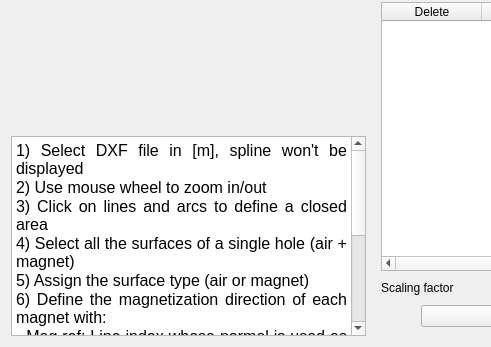
Above: pyleecan/GUI/Dxf/DXF_Hole.ui from Eomys/pyleecan before the change; both pictures show x 0 to 491 and y 137 to 484 of the 783 by 484 pixel window. Below: the same form after it.
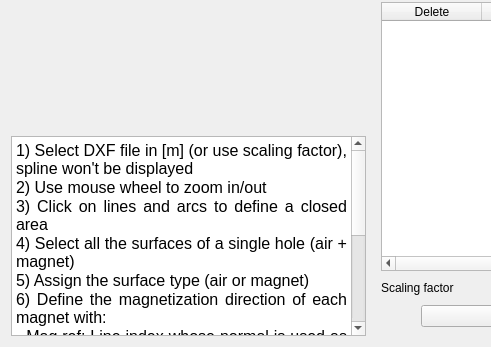
That is the form after the change. Icons and pictures are not drawn. Custom widgets are drawn as their Qt base class.

Commit message: [NF] plot lamination

```diff
--- a/pyleecan/GUI/Dxf/DXF_Hole.ui
+++ b/pyleecan/GUI/Dxf/DXF_Hole.ui
@@ -90,18 +90,18 @@
 &lt;html&gt;&lt;head&gt;&lt;meta name=&quot;qrichtext&quot; content=&quot;1&quot; /&gt;&lt;style type=&quot;text/css&quot;&gt;
 p, li { white-space: pre-wrap; }
 &lt;/style&gt;&lt;/head&gt;&lt;body style=&quot; font-family:'MS Shell Dlg 2'; font-size:7.8pt; font-weight:400; font-style:normal;&quot;&gt;
-&lt;p align=&quot;justify&quot; style=&quot; margin-top:0px; margin-bottom:0px; margin-left:0px; margin-right:0px; -qt-block-indent:0; text-indent:0px;&quot;&gt;&lt;span style=&quot; font-family:'MS Shell Dlg 2'; font-size:12pt;&quot;&gt;1) Select DXF file in [m], spline won't be displayed&lt;/span&gt;&lt;/p&gt;
-&lt;p align=&quot;justify&quot; style=&quot; margin-top:0px; margin-bottom:0px; margin-left:0px; margin-right:0px; -qt-block-indent:0; text-indent:0px;&quot;&gt;&lt;span style=&quot; font-family:'MS Shell Dlg 2'; font-size:12pt;&quot;&gt;2) Use mouse wheel to zoom in/out&lt;/span&gt;&lt;/p&gt;
-&lt;p align=&quot;justify&quot; style=&quot; margin-top:0px; margin-bottom:0px; margin-left:0px; margin-right:0px; -qt-block-indent:0; text-indent:0px;&quot;&gt;&lt;span style=&quot; font-family:'MS Shell Dlg 2'; font-size:12pt;&quot;&gt;3) Click on lines and arcs to define a closed area&lt;/span&gt;&lt;/p&gt;
-&lt;p align=&quot;justify&quot; style=&quot; margin-top:0px; margin-bottom:0px; margin-left:0px; margin-right:0px; -qt-block-indent:0; text-indent:0px;&quot;&gt;&lt;span style=&quot; font-family:'MS Shell Dlg 2'; font-size:12pt;&quot;&gt;4) Select all the surfaces of a single hole (air + magnet)&lt;/span&gt;&lt;/p&gt;
-&lt;p align=&quot;justify&quot; style=&quot; margin-top:0px; margin-bottom:0px; margin-left:0px; margin-right:0px; -qt-block-indent:0; text-indent:0px;&quot;&gt;&lt;span style=&quot; font-family:'MS Shell Dlg 2'; font-size:12pt;&quot;&gt;5) Assign the surface type (air or magnet)&lt;/span&gt;&lt;/p&gt;
-&lt;p align=&quot;justify&quot; style=&quot; margin-top:0px; margin-bottom:0px; margin-left:0px; margin-right:0px; -qt-block-indent:0; text-indent:0px;&quot;&gt;&lt;span style=&quot; font-family:'MS Shell Dlg 2'; font-size:12pt;&quot;&gt;6) Define the magnetization direction of each magnet with:&lt;/span&gt;&lt;/p&gt;
-&lt;p align=&quot;justify&quot; style=&quot; margin-top:0px; margin-bottom:0px; margin-left:0px; margin-right:0px; -qt-block-indent:0; text-indent:0px;&quot;&gt;&lt;span style=&quot; font-family:'MS Shell Dlg 2'; font-size:12pt;&quot;&gt;- Mag ref: Line index whose normal is used as reference&lt;/span&gt;&lt;/p&gt;
-&lt;p align=&quot;justify&quot; style=&quot; margin-top:0px; margin-bottom:0px; margin-left:0px; margin-right:0px; -qt-block-indent:0; text-indent:0px;&quot;&gt;&lt;span style=&quot; font-family:'MS Shell Dlg 2'; font-size:12pt;&quot;&gt;- Mag offset: will be added to angle of the line normal [°]&lt;/span&gt;&lt;/p&gt;
-&lt;p align=&quot;justify&quot; style=&quot; margin-top:0px; margin-bottom:0px; margin-left:0px; margin-right:0px; -qt-block-indent:0; text-indent:0px;&quot;&gt;&lt;span style=&quot; font-family:'MS Shell Dlg 2'; font-size:12pt;&quot;&gt;7) Plot to check and save&lt;/span&gt;&lt;/p&gt;
-&lt;p align=&quot;justify&quot; style=&quot;-qt-paragraph-type:empty; margin-top:0px; margin-bottom:0px; margin-left:0px; margin-right:0px; -qt-block-indent:0; text-indent:0px; font-family:'MS Shell Dlg 2'; font-size:12pt;&quot;&gt;&lt;br /&gt;&lt;/p&gt;
-&lt;p align=&quot;justify&quot; style=&quot; margin-top:0px; margin-bottom:0px; margin-left:0px; margin-right:0px; -qt-block-indent:0; text-indent:0px;&quot;&gt;&lt;span style=&quot; font-family:'MS Shell Dlg 2'; font-size:12pt;&quot;&gt;Hint: When clicking twice on a line, its color changes to define this line as magnetization reference for the magnet.&lt;/span&gt;&lt;/p&gt;
-&lt;p align=&quot;justify&quot; style=&quot; margin-top:0px; margin-bottom:0px; margin-left:0px; margin-right:0px; -qt-block-indent:0; text-indent:0px;&quot;&gt;&lt;span style=&quot; font-family:'MS Shell Dlg 2'; font-size:12pt;&quot;&gt;Hint: &amp;quot;Show&amp;quot; highlights the surface and display the index of each line/arc. &lt;/span&gt;&lt;/p&gt;&lt;/body&gt;&lt;/html&gt;</string>
+&lt;p align=&quot;justify&quot; style=&quot; margin-top:0px; margin-bottom:0px; margin-left:0px; margin-right:0px; -qt-block-indent:0; text-indent:0px;&quot;&gt;&lt;span style=&quot; font-size:12pt;&quot;&gt;1) Select DXF file in [m] (or use scaling factor), spline won't be displayed&lt;/span&gt;&lt;/p&gt;
+&lt;p align=&quot;justify&quot; style=&quot; margin-top:0px; margin-bottom:0px; margin-left:0px; margin-right:0px; -qt-block-indent:0; text-indent:0px;&quot;&gt;&lt;span style=&quot; font-size:12pt;&quot;&gt;2) Use mouse wheel to zoom in/out&lt;/span&gt;&lt;/p&gt;
+&lt;p align=&quot;justify&quot; style=&quot; margin-top:0px; margin-bottom:0px; margin-left:0px; margin-right:0px; -qt-block-indent:0; text-indent:0px;&quot;&gt;&lt;span style=&quot; font-size:12pt;&quot;&gt;3) Click on lines and arcs to define a closed area&lt;/span&gt;&lt;/p&gt;
+&lt;p align=&quot;justify&quot; style=&quot; margin-top:0px; margin-bottom:0px; margin-left:0px; margin-right:0px; -qt-block-indent:0; text-indent:0px;&quot;&gt;&lt;span style=&quot; font-size:12pt;&quot;&gt;4) Select all the surfaces of a single hole (air + magnet)&lt;/span&gt;&lt;/p&gt;
+&lt;p align=&quot;justify&quot; style=&quot; margin-top:0px; margin-bottom:0px; margin-left:0px; margin-right:0px; -qt-block-indent:0; text-indent:0px;&quot;&gt;&lt;span style=&quot; font-size:12pt;&quot;&gt;5) Assign the surface type (air or magnet)&lt;/span&gt;&lt;/p&gt;
+&lt;p align=&quot;justify&quot; style=&quot; margin-top:0px; margin-bottom:0px; margin-left:0px; margin-right:0px; -qt-block-indent:0; text-indent:0px;&quot;&gt;&lt;span style=&quot; font-size:12pt;&quot;&gt;6) Define the magnetization direction of each magnet with:&lt;/span&gt;&lt;/p&gt;
+&lt;p align=&quot;justify&quot; style=&quot; margin-top:0px; margin-bottom:0px; margin-left:0px; margin-right:0px; -qt-block-indent:0; text-indent:0px;&quot;&gt;&lt;span style=&quot; font-size:12pt;&quot;&gt;- Mag ref: Line index whose normal is used as reference&lt;/span&gt;&lt;/p&gt;
+&lt;p align=&quot;justify&quot; style=&quot; margin-top:0px; margin-bottom:0px; margin-left:0px; margin-right:0px; -qt-block-indent:0; text-indent:0px;&quot;&gt;&lt;span style=&quot; font-size:12pt;&quot;&gt;- Mag offset: will be added to angle of the line normal [°]&lt;/span&gt;&lt;/p&gt;
+&lt;p align=&quot;justify&quot; style=&quot; margin-top:0px; margin-bottom:0px; margin-left:0px; margin-right:0px; -qt-block-indent:0; text-indent:0px;&quot;&gt;&lt;span style=&quot; font-size:12pt;&quot;&gt;7) Plot to check and save&lt;/span&gt;&lt;/p&gt;
+&lt;p align=&quot;justify&quot; style=&quot;-qt-paragraph-type:empty; margin-top:0px; margin-bottom:0px; margin-left:0px; margin-right:0px; -qt-block-indent:0; text-indent:0px; font-size:12pt;&quot;&gt;&lt;br /&gt;&lt;/p&gt;
+&lt;p align=&quot;justify&quot; style=&quot; margin-top:0px; margin-bottom:0px; margin-left:0px; margin-right:0px; -qt-block-indent:0; text-indent:0px;&quot;&gt;&lt;span style=&quot; font-size:12pt;&quot;&gt;Hint: When clicking twice on a line, its color changes to define this line as magnetization reference for the magnet.&lt;/span&gt;&lt;/p&gt;
+&lt;p align=&quot;justify&quot; style=&quot; margin-top:0px; margin-bottom:0px; margin-left:0px; margin-right:0px; -qt-block-indent:0; text-indent:0px;&quot;&gt;&lt;span style=&quot; font-size:12pt;&quot;&gt;Hint: &amp;quot;Show&amp;quot; highlights the surface and display the index of each line/arc. &lt;/span&gt;&lt;/p&gt;&lt;/body&gt;&lt;/html&gt;</string>
        </property>
       </widget>
      </item>
```
The commit also changes 3 other files.
